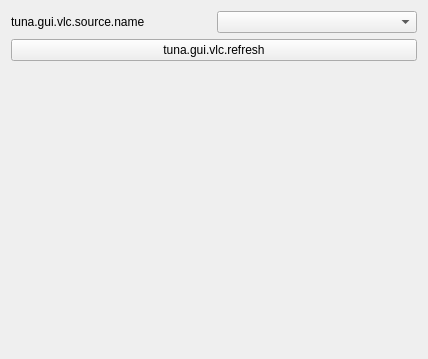
Above: src/gui/widgets/vlc.ui from univrsal/tuna before the change. Below: the same form after it.
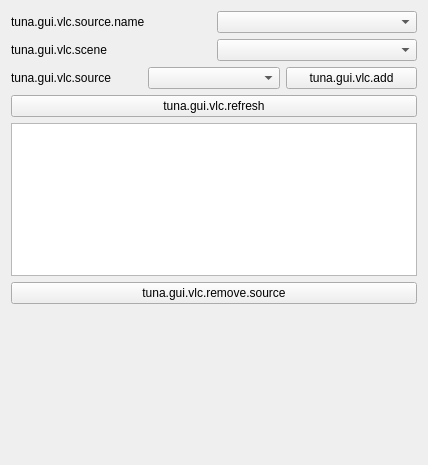
That is the form after the change.

Commit message: VLC Source: Basic per scene mapping

The edit to the form file:
```diff
--- a/src/gui/widgets/vlc.ui
+++ b/src/gui/widgets/vlc.ui
@@ -7,7 +7,7 @@
     <x>0</x>
     <y>0</y>
     <width>428</width>
-    <height>359</height>
+    <height>465</height>
    </rect>
   </property>
   <property name="windowTitle">
@@ -28,6 +28,41 @@
      </item>
     </layout>
    </item>
+   <item>
+    <layout class="QHBoxLayout" name="horizontalLayout">
+     <item>
+      <widget class="QLabel" name="label">
+       <property name="text">
+        <string>tuna.gui.vlc.scene</string>
+       </property>
+      </widget>
+     </item>
+     <item>
+      <widget class="QComboBox" name="cb_scene"/>
+     </item>
+    </layout>
+   </item>
+   <item>
+    <layout class="QHBoxLayout" name="horizontalLayout_2">
+     <item>
+      <widget class="QLabel" name="label_2">
+       <property name="text">
+        <string>tuna.gui.vlc.source</string>
+       </property>
+      </widget>
+     </item>
+     <item>
+      <widget class="QComboBox" name="cb_source"/>
+     </item>
+     <item>
+      <widget class="QPushButton" name="btn_add_source">
+       <property name="text">
+        <string>tuna.gui.vlc.add</string>
+       </property>
+      </widget>
+     </item>
+    </layout>
+   </item>
    <item>
     <widget class="QPushButton" name="btn_refresh_vlc">
      <property name="sizePolicy">
@@ -41,6 +76,20 @@
      </property>
     </widget>
    </item>
+   <item>
+    <widget class="QListWidget" name="source_list">
+     <property name="dragDropMode">
+      <enum>QAbstractItemView::InternalMove</enum>
+     </property>
+    </widget>
+   </item>
+   <item>
+    <widget class="QPushButton" name="btn_remove_source">
+     <property name="text">
+      <string>tuna.gui.vlc.remove.source</string>
+     </property>
+    </widget>
+   </item>
    <item>
     <spacer name="verticalSpacer_4">
      <property name="orientation">
```
The commit also changes 12 other files.
